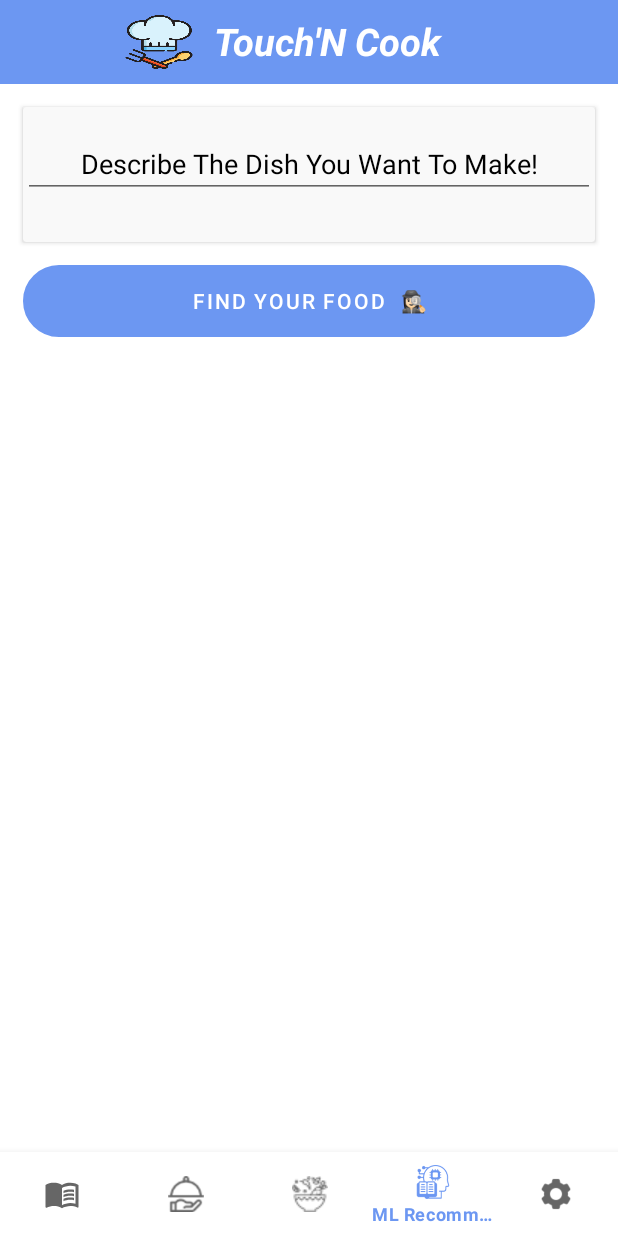
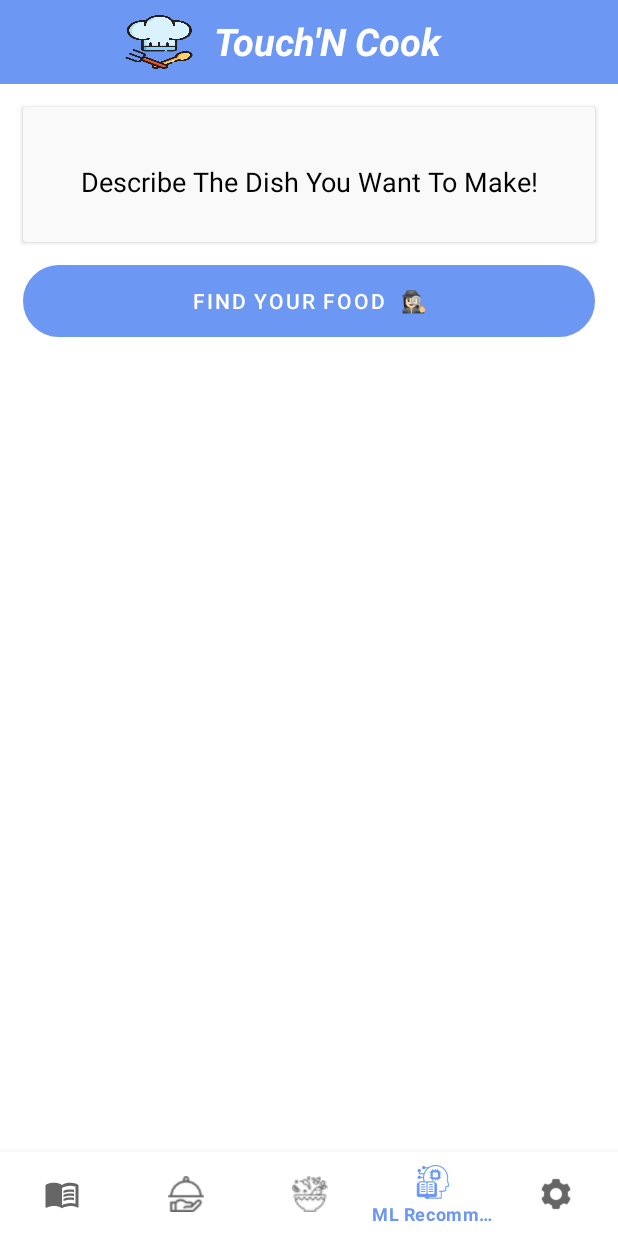
Before and after one commit to kbrakendirci/MLRecipeRecommendApp, an Android app: the FragmentNltkrecommend screen opened through its navigation route, on a phone screen of 412 x 824 dp. Run offline under Robolectric (Android 15) with nearby library versions, the phone set to English and light mode, and no system bars; our stand-ins replace Dagger/Hilt's generated code, navigation-ui; libraries missing offline, so code that uses them is left out: org.apache.commons; 6 statements that could not run were skipped.

Commit message:
Tool Bar Edit

```diff
--- a/app/src/main/AndroidManifest.xml
+++ b/app/src/main/AndroidManifest.xml
@@ -44,10 +44,7 @@
             android:name=".welcome.WelcomeActivity"
             android:exported="true"
             android:theme="@style/Theme.AppCompat.Light.NoActionBar" >
-            <intent-filter>
-                <action android:name="android.intent.action.MAIN" />
-                <category android:name="android.intent.category.LAUNCHER" />
-            </intent-filter>
+
          </activity>
         <activity
             android:name=".Auth.RegisterActivity"
@@ -74,7 +71,10 @@
         <activity
             android:name=".ui.MainActivity"
             android:exported="true">
-
+            <intent-filter>
+                <action android:name="android.intent.action.MAIN" />
+                <category android:name="android.intent.category.LAUNCHER" />
+            </intent-filter>
         </activity>
     </application>
 
--- a/app/src/main/res/layout/fragment_nltkrecommend.xml
+++ b/app/src/main/res/layout/fragment_nltkrecommend.xml
@@ -53,22 +53,22 @@
         tools:ignore="MissingConstraints"
         >
 
-        <ScrollView
-            android:layout_width="match_parent"
-            android:layout_height="match_parent">
 
         <EditText
             android:id="@+id/recipesuggest"
             android:layout_width="match_parent"
             android:layout_height="100dp"
-                android:layout_marginTop="15dp"
             android:gravity="center"
             android:hint="Describe The Dish You Want To Make!"
+            android:lines="5"
+            android:maxLines="10"
+            android:minLines="1"
+            android:scrollbars="none"
             android:textColorHint="@color/black"
             app:layout_constraintBottom_toBottomOf="@+id/recipeCardView"
             app:layout_constraintTop_toTopOf="parent"
             tools:layout_editor_absoluteX="0dp"></EditText>
-        </ScrollView>
+
     </androidx.cardview.widget.CardView>
     <!--Create a TextInputLayout and choose the style,
         for now we are choosing the OutlinedBox ExposedDropdownMenu -->
--- a/app/src/main/res/menu/recipes_menu.xml
+++ b/app/src/main/res/menu/recipes_menu.xml
@@ -1,7 +1,8 @@
 <?xml version="1.0" encoding="utf-8"?>
 <menu xmlns:android="http://schemas.android.com/apk/res/android"
     xmlns:app="http://schemas.android.com/apk/res-auto"
-    xmlns:tools="http://schemas.android.com/tools">
+    xmlns:tools="http://schemas.android.com/tools"
+    >
 
     <item
         android:id="@+id/menu_search"
--- a/app/src/main/res/navigation/my_nav.xml
+++ b/app/src/main/res/navigation/my_nav.xml
@@ -7,7 +7,7 @@
     <fragment
         android:id="@+id/recipesFragment"
         android:name="com.kotlinproject.modernfoodrecipesapp.ui.fragments.recipes.RecipesFragment"
-        android:label="Recipes"
+        android:label="Touch'N Cook"
         tools:layout="@layout/fragment_recipes" >
         <action
         android:id="@+id/action_recipesFragment_to_recipesBottomSheet"
```
Lines whose indentation alone changed are shown as unchanged.
